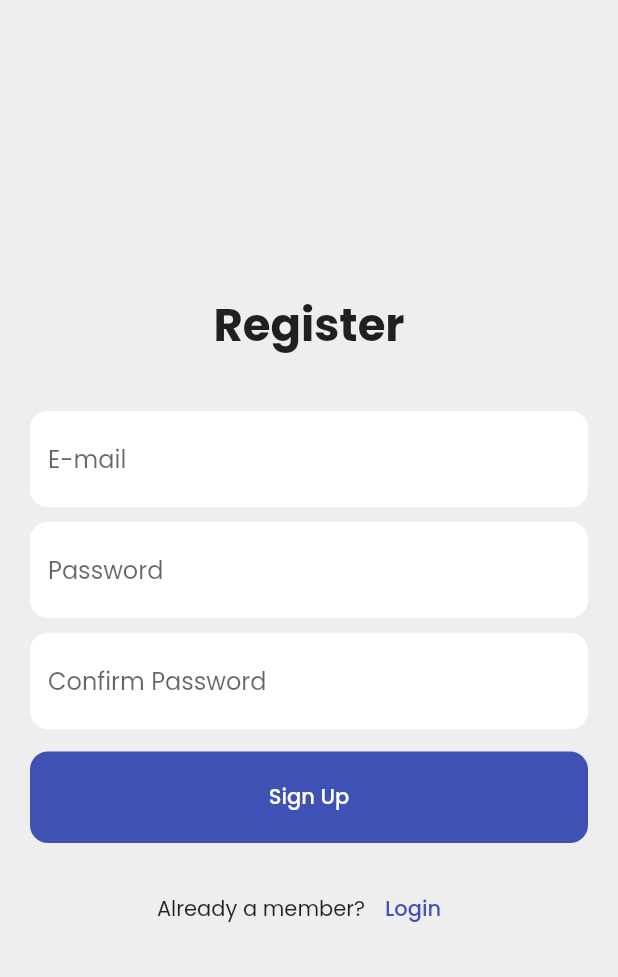
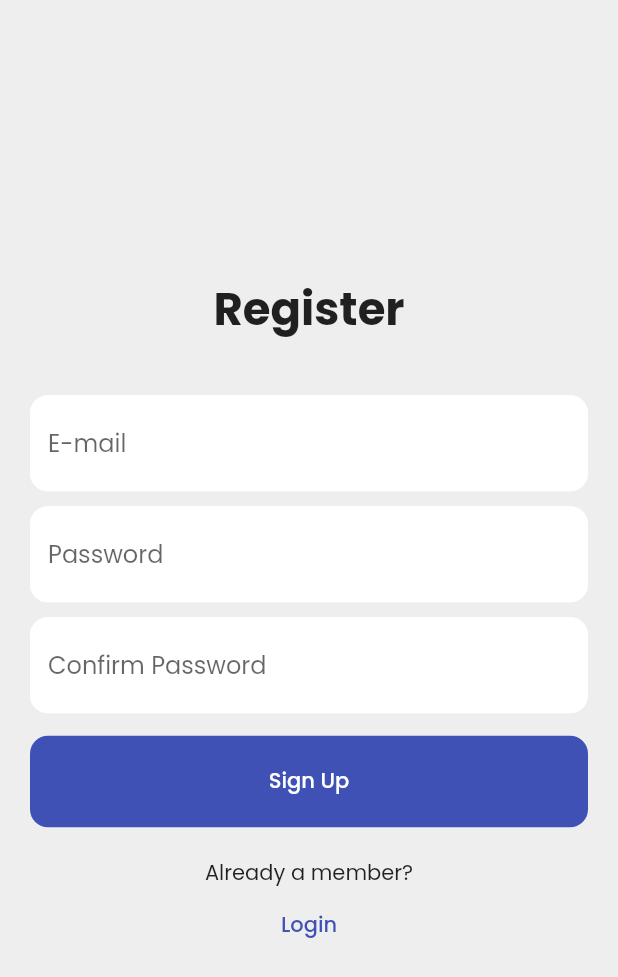
Before and after one commit to arjunarj/Akkredit, a Flutter app: the screen it shows after launch, after a tap on "Register now", on a phone screen of 412 x 824 dp. Shown: the top 977 px of the screen. Run offline on Flutter 3.47's test engine with Material 2 defaults, Android fonts, the phone set to English and light mode, and no system bars; our stand-ins replace awesome_snackbar_content, cloud_firestore, cool_alert, firebase_auth, firebase_core, flutter_remix and 3 more; missing offline and left inert: stellar_flutter_sdk; accounts and stored records are empty.

```diff
--- /dev/null
+++ b/lib/auth/auth_page.dart
@@ -0,0 +1,30 @@
+import 'package:akkredit/auth/login_page.dart';
+import 'package:akkredit/auth/signup_page.dart';
+import 'package:flutter/material.dart';
+
+
+class AuthPage extends StatefulWidget {
+  AuthPage({Key? key}) : super(key: key);
+
+  @override
+  State<AuthPage> createState() => _AuthPageState();
+}
+
+class _AuthPageState extends State<AuthPage> {
+  bool showLoginPage = true;
+
+  void toggleScreens() {
+    setState(() {
+      showLoginPage = !showLoginPage;
+    });
+  }
+
+  @override
+  Widget build(BuildContext context) {
+    if (showLoginPage) {
+      return Login(showRegisterPage: toggleScreens);
+    } else {
+      return RegisterPage(showLoginPage: toggleScreens);
+    }
+  }
+}
--- a/lib/auth/login_page.dart
+++ b/lib/auth/login_page.dart
@@ -8,7 +8,8 @@ import 'package:flutter_remix/flutter_remix.dart';
 import 'package:google_sign_in/google_sign_in.dart';
 
 class Login extends StatefulWidget {
-  Login({Key? key}) : super(key: key);
+  final VoidCallback showRegisterPage;
+  Login({Key? key, required this.showRegisterPage}) : super(key: key);
 
   @override
   State<Login> createState() => _LoginState();
@@ -169,13 +170,7 @@ class _LoginState extends State<Login> {
                   style: TextStyle(fontSize: 14),
                 ),
                 TextButton(
-                    onPressed: () {
-                      Navigator.push(
-                          context,
-                          MaterialPageRoute(
-                            builder: (context) => RegisterPage(),
-                          ));
-                    },
+                    onPressed: widget.showRegisterPage,
                     child: Text(
                       'Register now',
                       style: TextStyle(color: Colors.indigo, fontSize: 14),
--- a/lib/auth/signup_page.dart
+++ b/lib/auth/signup_page.dart
@@ -3,10 +3,11 @@
 import 'package:cloud_firestore/cloud_firestore.dart';
 import 'package:firebase_auth/firebase_auth.dart';
 import 'package:flutter/material.dart';
+import 'package:stellar_flutter_sdk/stellar_flutter_sdk.dart';
 
 class RegisterPage extends StatefulWidget {
-  const RegisterPage({Key? key}) : super(key: key);
-
+  final VoidCallback showLoginPage;
+  const RegisterPage({Key? key, required this.showLoginPage}) : super(key: key);
   @override
   State<RegisterPage> createState() => _RegisterPageState();
 }
@@ -39,6 +40,19 @@ class _RegisterPageState extends State<RegisterPage> {
           email: _emailController.text.trim(),
           password: _passwordController.text.trim());
     }
+    late final user = FirebaseAuth.instance.currentUser!;
+    String fName = "";
+    String mnemonic = await Wallet.generate24WordsMnemonic();
+    Wallet wallet = await Wallet.from(mnemonic);
+
+    KeyPair keyPair = await wallet.getKeyPair(index: 0);
+    await FriendBot.fundTestAccount(keyPair.accountId);
+    String pKey = keyPair.accountId;
+    FirebaseFirestore.instance.collection('users').doc(user.uid).set({
+      'name': fName,
+      'wallet': pKey,
+      'wallet_mnemonic': mnemonic
+    });
   }
 
   @override
@@ -143,7 +157,7 @@ class _RegisterPageState extends State<RegisterPage> {
             SizedBox(
               height: 20,
             ),
-            Row(
+            Column(
               mainAxisAlignment: MainAxisAlignment.center,
               children: [
                 Text(
@@ -151,15 +165,13 @@ class _RegisterPageState extends State<RegisterPage> {
                   style: TextStyle(fontSize: 14),
                 ),
                 TextButton(
-                    onPressed: () {
-                      Navigator.pop(context);
-                    },
+                    onPressed: widget.showLoginPage,
                     child: Text(
                       'Login',
                       style: TextStyle(color: Colors.indigo, fontSize: 14),
                     ))
               ],
-            )
+            ),
           ],
         ),
       ))),
--- a/lib/main_page.dart
+++ b/lib/main_page.dart
@@ -1,4 +1,4 @@
-import 'package:akkredit/auth/login_page.dart';
+import 'package:akkredit/auth/auth_page.dart';
 import 'package:akkredit/pages/app_route.dart';
 import 'package:firebase_auth/firebase_auth.dart';
 import 'package:flutter/material.dart';
@@ -10,12 +10,19 @@ class MainPage extends StatelessWidget {
   Widget build(BuildContext context) {
     return Scaffold(
       body: StreamBuilder<User?>(
-          stream: FirebaseAuth.instance.authStateChanges(),
+          stream: FirebaseAuth.instance.idTokenChanges(),
           builder: (context, snapshot) {
-            if (snapshot.hasData) {
-              return AppRoute();
+            //print(snapshot.hasData);
+            if (snapshot.connectionState != ConnectionState.waiting) {
+              if (snapshot.hasData) {
+                return AppRoute();
+              } else {
+                return AuthPage();
+              }
             } else {
-              return Login();
+              return CircularProgressIndicator(
+                color: Colors.deepPurple,
+              );
             }
           }),
     );
```
Also changed, not shown: 11 other files.
